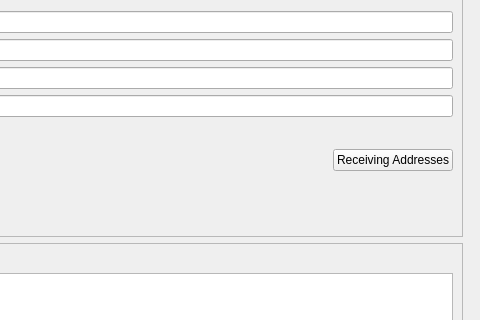
The window that src/qt/forms/receivecoinsdialog.ui (THETCR/core) describes before a commit, drawn with Qt 5; both pictures show x 482 to 962 and y 96 to 416 of the 962 by 616 pixel window.
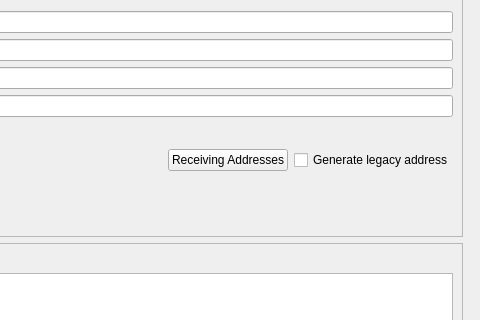
The same window after the commit. Icons and pictures are not drawn. Custom widgets are drawn as their Qt base class.

Patch:
```diff
--- a/src/qt/forms/receivecoinsdialog.ui
+++ b/src/qt/forms/receivecoinsdialog.ui
@@ -343,6 +343,31 @@
                  </property>
                 </widget>
                </item>
+               <item>
+                <widget class="QCheckBox" name="useLegacyAddress">
+                 <property name="sizePolicy">
+                  <sizepolicy hsizetype="Fixed" vsizetype="Fixed">
+                   <horstretch>0</horstretch>
+                   <verstretch>0</verstretch>
+                  </sizepolicy>
+                 </property>
+                 <property name="maximumSize">
+                  <size>
+                   <width>1000</width>
+                   <height>16777215</height>
+                  </size>
+                 </property>
+                 <property name="focusPolicy">
+                  <enum>Qt::StrongFocus</enum>
+                 </property>
+                 <property name="toolTip">
+                  <string>Native segwit addresses (aka Bech32 or BIP-173) reduce your transaction fees later on and offer better protection against typos, but old wallets don't support them. When checked, an address compatible with older wallets will be created instead.</string>
+                 </property>
+                 <property name="text">
+                  <string>Generate legacy address</string>
+                 </property>
+                </widget>
+               </item>
               </layout>
              </item>
              <item row="10" column="2">
```
Left out of the diff: 1 changed line with no effect on the pictures.
